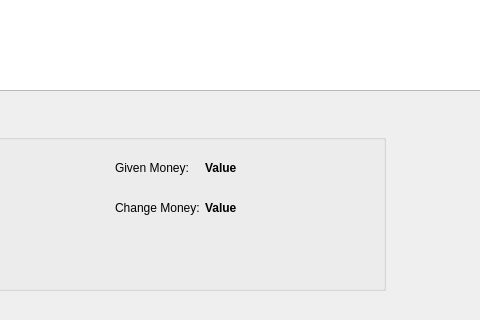
Old version of the form transaksi_detail.ui in the repository fatihahsyifa/Project-Team-12; both pictures show x 235 to 715 and y 230 to 550 of the 1000 by 550 pixel window.
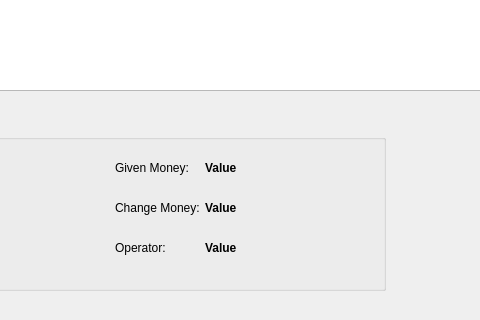
New version of the form.

Diff of the .ui file:
```diff
--- a/transaksi_detail.ui
+++ b/transaksi_detail.ui
@@ -217,6 +217,37 @@
      <string>Value</string>
     </property>
    </widget>
+   <widget class="QLabel" name="output_operator">
+    <property name="geometry">
+     <rect>
+      <x>420</x>
+      <y>120</y>
+      <width>161</width>
+      <height>16</height>
+     </rect>
+    </property>
+    <property name="font">
+     <font>
+      <bold>true</bold>
+     </font>
+    </property>
+    <property name="text">
+     <string>Value</string>
+    </property>
+   </widget>
+   <widget class="QLabel" name="label_9">
+    <property name="geometry">
+     <rect>
+      <x>330</x>
+      <y>120</y>
+      <width>91</width>
+      <height>16</height>
+     </rect>
+    </property>
+    <property name="text">
+     <string>Operator:</string>
+    </property>
+   </widget>
   </widget>
   <widget class="QLabel" name="label_8">
    <property name="geometry">
```
